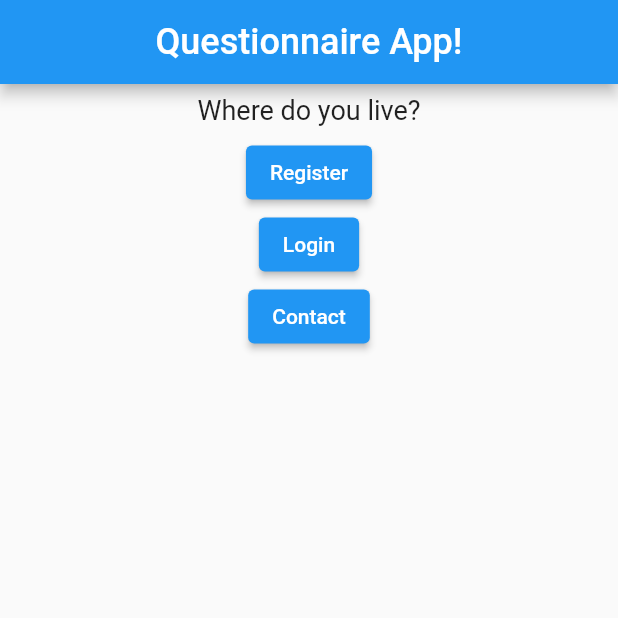
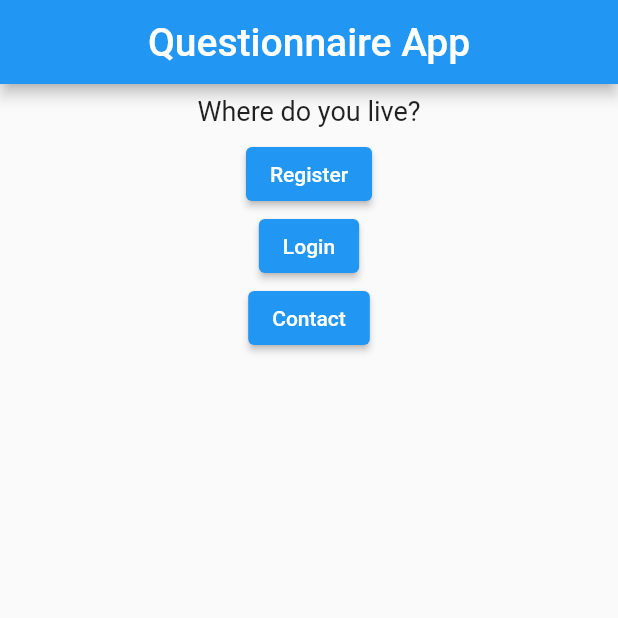
Before and after one commit to adogbeji/QuizApp3, a Flutter app: the screen it shows after launch, on a phone screen of 412 x 824 dp, the top half of it. Run offline on Flutter 3.47's test engine with Material 2 defaults, Android fonts, the light colour scheme and no system bars.

Commit message:
Move question text into separate widget

```diff
--- a/lib/main.dart
+++ b/lib/main.dart
@@ -1,10 +1,12 @@
 import 'package:flutter/material.dart';
+
+import './questions.dart';
 
 void main() {
   runApp(MyApp());
 }
 
-// For Next Time: Protect State class, properties and methods
+// For Next Time: Convert list of questions --> list of maps with corresponding answers
 
 class MyApp extends StatefulWidget {
   @override
@@ -35,18 +37,12 @@ class _MyAppState extends State<MyApp> {
         appBar: AppBar(
           title: Container(
             width: double.infinity,
-            child:
-          Text('Questionnaire App!', style: TextStyle(fontSize: 24), textAlign: TextAlign.center),
+            child: Text('Questionnaire App', style: TextStyle(fontSize: 26), textAlign: TextAlign.center,),
           ),
         ),
         body: Column(
           children: <Widget>[
-            Container(
-              width: double.infinity,
-              margin: EdgeInsets.all(7),
-              child:
-            Text(questions[_indexValue], style: TextStyle(fontSize: 18), textAlign: TextAlign.center),
-            ),
+            Question(questions[_indexValue]),
             ElevatedButton(
               child: Text('Register'),
               onPressed: _clickButton,
--- /dev/null
+++ b/lib/questions.dart
@@ -0,0 +1,17 @@
+import 'package:flutter/material.dart';
+
+
+class Question extends StatelessWidget {
+  final String questionText;
+
+  Question(this.questionText);
+
+  @override
+  Widget build(BuildContext context) {
+    return Container(
+      width: double.infinity,
+      margin: EdgeInsets.all(7.5),
+      child: Text(questionText, style: TextStyle(fontSize: 18), textAlign: TextAlign.center,),
+    );
+  }
+}
```
